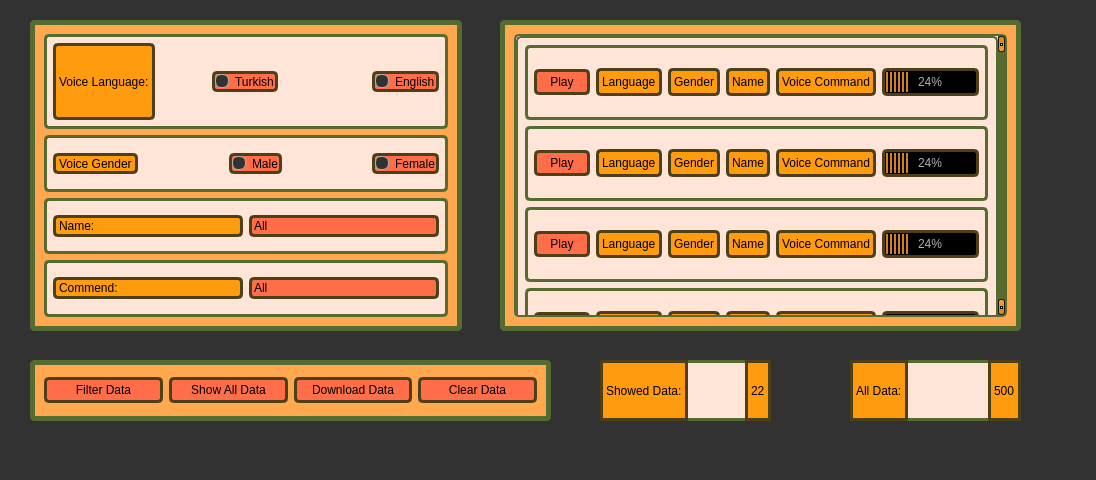
Old version of the form voiceCommandDatabase.ui in the repository turan1609/voice-command-database-creation-software-system.
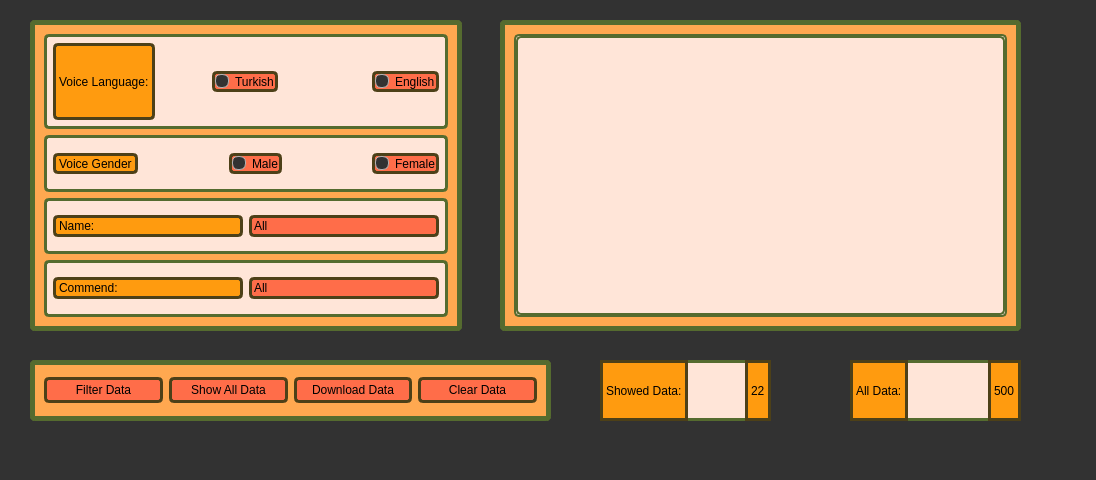
New version of the form. Icons and pictures are not drawn.

```diff
--- a/voiceCommandDatabase.ui
+++ b/voiceCommandDatabase.ui
@@ -978,582 +978,11 @@
          <rect>
           <x>0</x>
           <y>0</y>
-          <width>478</width>
-          <height>425</height>
+          <width>485</width>
+          <height>275</height>
          </rect>
         </property>
-        <layout class="QVBoxLayout" name="verticalLayout_2">
-         <item>
-          <widget class="QWidget" name="widgetCardExample" native="true">
-           <property name="sizePolicy">
-            <sizepolicy hsizetype="Fixed" vsizetype="Fixed">
-             <horstretch>0</horstretch>
-             <verstretch>0</verstretch>
-            </sizepolicy>
-           </property>
-           <property name="minimumSize">
-            <size>
-             <width>200</width>
-             <height>75</height>
-            </size>
-           </property>
-           <property name="styleSheet">
-            <string notr="true">border-style: solid;
-border-width: 3px;
-background-color: #ffe5d8;</string>
-           </property>
-           <layout class="QGridLayout" name="gridLayout_15">
-            <item row="0" column="0">
-             <layout class="QHBoxLayout" name="horizontalLayout_15">
-              <item>
-               <widget class="QPushButton" name="pushButtonCardExamplePlay">
-                <property name="cursor">
-                 <cursorShape>PointingHandCursor</cursorShape>
-                </property>
-                <property name="styleSheet">
-                 <string notr="true">QPushButton {
-border-style: solid;
-border-width: 3px;
-background-color: #ff6d49;
-border-color: #4d4018;
-color: black;
-}
-QPushButton:hover {
-    background-color: red;
-    
-}</string>
-                </property>
-                <property name="text">
-                 <string>Play</string>
-                </property>
-               </widget>
-              </item>
-              <item>
-               <layout class="QHBoxLayout" name="horizontalLayout_16">
-                <item>
-                 <widget class="QLabel" name="labelCardExampleLanguage">
-                  <property name="styleSheet">
-                   <string notr="true">background-color: #ff9b0f;
-color: black;
-border-color: #4d4018;
-</string>
-                  </property>
-                  <property name="text">
-                   <string>Language</string>
-                  </property>
-                 </widget>
-                </item>
-                <item>
-                 <widget class="QLabel" name="labelCardExampleGender">
-                  <property name="styleSheet">
-                   <string notr="true">background-color: #ff9b0f;
-color: black;
-border-color: #4d4018;</string>
-                  </property>
-                  <property name="text">
-                   <string>Gender</string>
-                  </property>
-                 </widget>
-                </item>
-                <item>
-                 <widget class="QLabel" name="labelCardExampleName">
-                  <property name="styleSheet">
-                   <string notr="true">background-color: #ff9b0f;
-color: black;
-border-color: #4d4018;</string>
-                  </property>
-                  <property name="text">
-                   <string>Name</string>
-                  </property>
-                 </widget>
-                </item>
-                <item>
-                 <widget class="QLabel" name="labelCardExampleCommend">
-                  <property name="styleSheet">
-                   <string notr="true">background-color: #ff9b0f;
-color: black;
-border-color: #4d4018;</string>
-                  </property>
-                  <property name="text">
-                   <string>Voice Command</string>
-                  </property>
-                 </widget>
-                </item>
-                <item>
-                 <widget class="QProgressBar" name="progressBarCardExample">
-                  <property name="styleSheet">
-                   <string notr="true">background-color: black;
-border-color: #4d4018;</string>
-                  </property>
-                  <property name="value">
-                   <number>24</number>
-                  </property>
-                 </widget>
-                </item>
-               </layout>
-              </item>
-             </layout>
-            </item>
-           </layout>
-          </widget>
-         </item>
-         <item>
-          <widget class="QWidget" name="widget_12" native="true">
-           <property name="sizePolicy">
-            <sizepolicy hsizetype="Fixed" vsizetype="Fixed">
-             <horstretch>0</horstretch>
-             <verstretch>0</verstretch>
-            </sizepolicy>
-           </property>
-           <property name="minimumSize">
-            <size>
-             <width>200</width>
-             <height>75</height>
-            </size>
-           </property>
-           <property name="styleSheet">
-            <string notr="true">border-style: solid;
-border-width: 3px;
-background-color: #ffe5d8;</string>
-           </property>
-           <layout class="QGridLayout" name="gridLayout_16">
-            <item row="0" column="0">
-             <layout class="QHBoxLayout" name="horizontalLayout_17">
-              <item>
-               <widget class="QPushButton" name="pushButton_13">
-                <property name="cursor">
-                 <cursorShape>PointingHandCursor</cursorShape>
-                </property>
-                <property name="styleSheet">
-                 <string notr="true">QPushButton {
-border-style: solid;
-border-width: 3px;
-background-color: #ff6d49;
-border-color: #4d4018;
-color: black;
-}
-QPushButton:hover {
-    background-color: red;
-    
-}</string>
-                </property>
-                <property name="text">
-                 <string>Play</string>
-                </property>
-               </widget>
-              </item>
-              <item>
-               <layout class="QHBoxLayout" name="horizontalLayout_18">
-                <item>
-                 <widget class="QLabel" name="label_40">
-                  <property name="styleSheet">
-                   <string notr="true">background-color: #ff9b0f;
-color: black;
-border-color: #4d4018;
-</string>
-                  </property>
-                  <property name="text">
-                   <string>Language</string>
-                  </property>
-                 </widget>
-                </item>
-                <item>
-                 <widget class="QLabel" name="label_41">
-                  <property name="styleSheet">
-                   <string notr="true">background-color: #ff9b0f;
-color: black;
-border-color: #4d4018;</string>
-                  </property>
-                  <property name="text">
-                   <string>Gender</string>
-                  </property>
-                 </widget>
-                </item>
-                <item>
-                 <widget class="QLabel" name="label_42">
-                  <property name="styleSheet">
-                   <string notr="true">background-color: #ff9b0f;
-color: black;
-border-color: #4d4018;</string>
-                  </property>
-                  <property name="text">
-                   <string>Name</string>
-                  </property>
-                 </widget>
-                </item>
-                <item>
-                 <widget class="QLabel" name="label_43">
-                  <property name="styleSheet">
-                   <string notr="true">background-color: #ff9b0f;
-color: black;
-border-color: #4d4018;</string>
-                  </property>
-                  <property name="text">
-                   <string>Voice Command</string>
-                  </property>
-                 </widget>
-                </item>
-                <item>
-                 <widget class="QProgressBar" name="progressBar_9">
-                  <property name="styleSheet">
-                   <string notr="true">background-color: black;
-border-color: #4d4018;</string>
-                  </property>
-                  <property name="value">
-                   <number>24</number>
-                  </property>
-                 </widget>
-                </item>
-               </layout>
-              </item>
-             </layout>
-            </item>
-           </layout>
-          </widget>
-         </item>
-         <item>
-          <widget class="QWidget" name="widget_13" native="true">
-           <property name="sizePolicy">
-            <sizepolicy hsizetype="Fixed" vsizetype="Fixed">
-             <horstretch>0</horstretch>
-             <verstretch>0</verstretch>
-            </sizepolicy>
-           </property>
-           <property name="minimumSize">
-            <size>
-             <width>200</width>
-             <height>75</height>
-            </size>
-           </property>
-           <property name="styleSheet">
-            <string notr="true">border-style: solid;
-border-width: 3px;
-background-color: #ffe5d8;</string>
-           </property>
-           <layout class="QGridLayout" name="gridLayout_17">
-            <item row="0" column="0">
-             <layout class="QHBoxLayout" name="horizontalLayout_19">
-              <item>
-               <widget class="QPushButton" name="pushButton_14">
-                <property name="cursor">
-                 <cursorShape>PointingHandCursor</cursorShape>
-                </property>
-                <property name="styleSheet">
-                 <string notr="true">QPushButton {
-border-style: solid;
-border-width: 3px;
-background-color: #ff6d49;
-border-color: #4d4018;
-color: black;
-}
-QPushButton:hover {
-    background-color: red;
-    
-}</string>
-                </property>
-                <property name="text">
-                 <string>Play</string>
-                </property>
-               </widget>
-              </item>
-              <item>
-               <layout class="QHBoxLayout" name="horizontalLayout_20">
-                <item>
-                 <widget class="QLabel" name="label_44">
-                  <property name="styleSheet">
-                   <string notr="true">background-color: #ff9b0f;
-color: black;
-border-color: #4d4018;
-</string>
-                  </property>
-                  <property name="text">
-                   <string>Language</string>
-                  </property>
-                 </widget>
-                </item>
-                <item>
-                 <widget class="QLabel" name="label_45">
-                  <property name="styleSheet">
-                   <string notr="true">background-color: #ff9b0f;
-color: black;
-border-color: #4d4018;</string>
-                  </property>
-                  <property name="text">
-                   <string>Gender</string>
-                  </property>
-                 </widget>
-                </item>
-                <item>
-                 <widget class="QLabel" name="label_46">
-                  <property name="styleSheet">
-                   <string notr="true">background-color: #ff9b0f;
-color: black;
-border-color: #4d4018;</string>
-                  </property>
-                  <property name="text">
-                   <string>Name</string>
-                  </property>
-                 </widget>
-                </item>
-                <item>
-                 <widget class="QLabel" name="label_47">
-                  <property name="styleSheet">
-                   <string notr="true">background-color: #ff9b0f;
-color: black;
-border-color: #4d4018;</string>
-                  </property>
-                  <property name="text">
-                   <string>Voice Command</string>
-                  </property>
-                 </widget>
-                </item>
-                <item>
-                 <widget class="QProgressBar" name="progressBar_10">
-                  <property name="styleSheet">
-                   <string notr="true">background-color: black;
-border-color: #4d4018;</string>
-                  </property>
-                  <property name="value">
-                   <number>24</number>
-                  </property>
-                 </widget>
-                </item>
-               </layout>
-              </item>
-             </layout>
-            </item>
-           </layout>
-          </widget>
-         </item>
-         <item>
-          <widget class="QWidget" name="widget_14" native="true">
-           <property name="sizePolicy">
-            <sizepolicy hsizetype="Fixed" vsizetype="Fixed">
-             <horstretch>0</horstretch>
-             <verstretch>0</verstretch>
-            </sizepolicy>
-           </property>
-           <property name="minimumSize">
-            <size>
-             <width>200</width>
-             <height>75</height>
-            </size>
-           </property>
-           <property name="styleSheet">
-            <string notr="true">border-style: solid;
-border-width: 3px;
-background-color: #ffe5d8;</string>
-           </property>
-           <layout class="QGridLayout" name="gridLayout_18">
-            <item row="0" column="0">
-             <layout class="QHBoxLayout" name="horizontalLayout_23">
-              <item>
-               <widget class="QPushButton" name="pushButton_15">
-                <property name="cursor">
-                 <cursorShape>PointingHandCursor</cursorShape>
-                </property>
-                <property name="styleSheet">
-                 <string notr="true">QPushButton {
-border-style: solid;
-border-width: 3px;
-background-color: #ff6d49;
-border-color: #4d4018;
-color: black;
-}
-QPushButton:hover {
-    background-color: red;
-    
-}</string>
-                </property>
-                <property name="text">
-                 <string>Play</string>
-                </property>
-               </widget>
-              </item>
-              <item>
-               <layout class="QHBoxLayout" name="horizontalLayout_24">
-                <item>
-                 <widget class="QLabel" name="label_48">
-                  <property name="styleSheet">
-                   <string notr="true">background-color: #ff9b0f;
-color: black;
-border-color: #4d4018;
-</string>
-                  </property>
-                  <property name="text">
-                   <string>Language</string>
-                  </property>
-                 </widget>
-                </item>
-                <item>
-                 <widget class="QLabel" name="label_49">
-                  <property name="styleSheet">
-                   <string notr="true">background-color: #ff9b0f;
-color: black;
-border-color: #4d4018;</string>
-                  </property>
-                  <property name="text">
-                   <string>Gender</string>
-                  </property>
-                 </widget>
-                </item>
-                <item>
-                 <widget class="QLabel" name="label_50">
-                  <property name="styleSheet">
-                   <string notr="true">background-color: #ff9b0f;
-color: black;
-border-color: #4d4018;</string>
-                  </property>
-                  <property name="text">
-                   <string>Name</string>
-                  </property>
-                 </widget>
-                </item>
-                <item>
-                 <widget class="QLabel" name="label_51">
-                  <property name="styleSheet">
-                   <string notr="true">background-color: #ff9b0f;
-color: black;
-border-color: #4d4018;</string>
-                  </property>
-                  <property name="text">
-                   <string>Voice Command</string>
-                  </property>
-                 </widget>
-                </item>
-                <item>
-                 <widget class="QProgressBar" name="progressBar_11">
-                  <property name="styleSheet">
-                   <string notr="true">background-color: black;
-border-color: #4d4018;</string>
-                  </property>
-                  <property name="value">
-                   <number>24</number>
-                  </property>
-                 </widget>
-                </item>
-               </layout>
-              </item>
-             </layout>
-            </item>
-           </layout>
-          </widget>
-         </item>
-         <item>
-          <widget class="QWidget" name="widget_15" native="true">
-           <property name="sizePolicy">
-            <sizepolicy hsizetype="Fixed" vsizetype="Fixed">
-             <horstretch>0</horstretch>
-             <verstretch>0</verstretch>
-            </sizepolicy>
-           </property>
-           <property name="minimumSize">
-            <size>
-             <width>200</width>
-             <height>75</height>
-            </size>
-           </property>
-           <property name="styleSheet">
-            <string notr="true">border-style: solid;
-border-width: 3px;
-background-color: #ffe5d8;</string>
-           </property>
-           <layout class="QGridLayout" name="gridLayout_19">
-            <item row="0" column="0">
-             <layout class="QHBoxLayout" name="horizontalLayout_25">
-              <item>
-               <widget class="QPushButton" name="pushButton_16">
-                <property name="cursor">
-                 <cursorShape>PointingHandCursor</cursorShape>
-                </property>
-                <property name="styleSheet">
-                 <string notr="true">QPushButton {
-border-style: solid;
-border-width: 3px;
-background-color: #ff6d49;
-border-color: #4d4018;
-color: black;
-}
-QPushButton:hover {
-    background-color: red;
-    
-}</string>
-                </property>
-                <property name="text">
-                 <string>Play</string>
-                </property>
-               </widget>
-              </item>
-              <item>
-               <layout class="QHBoxLayout" name="horizontalLayout_26">
-                <item>
-                 <widget class="QLabel" name="label_52">
-                  <property name="styleSheet">
-                   <string notr="true">background-color: #ff9b0f;
-color: black;
-border-color: #4d4018;
-</string>
-                  </property>
-                  <property name="text">
-                   <string>Language</string>
-                  </property>
-                 </widget>
-                </item>
-                <item>
-                 <widget class="QLabel" name="label_53">
-                  <property name="styleSheet">
-                   <string notr="true">background-color: #ff9b0f;
-color: black;
-border-color: #4d4018;</string>
-                  </property>
-                  <property name="text">
-                   <string>Gender</string>
-                  </property>
-                 </widget>
-                </item>
-                <item>
-                 <widget class="QLabel" name="label_54">
-                  <property name="styleSheet">
-                   <string notr="true">background-color: #ff9b0f;
-color: black;
-border-color: #4d4018;</string>
-                  </property>
-                  <property name="text">
-                   <string>Name</string>
-                  </property>
-                 </widget>
-                </item>
-                <item>
-                 <widget class="QLabel" name="label_55">
-                  <property name="styleSheet">
-                   <string notr="true">background-color: #ff9b0f;
-color: black;
-border-color: #4d4018;</string>
-                  </property>
-                  <property name="text">
-                   <string>Voice Command</string>
-                  </property>
-                 </widget>
-                </item>
-                <item>
-                 <widget class="QProgressBar" name="progressBar_12">
-                  <property name="styleSheet">
-                   <string notr="true">background-color: black;
-border-color: #4d4018;</string>
-                  </property>
-                  <property name="value">
-                   <number>24</number>
-                  </property>
-                 </widget>
-                </item>
-               </layout>
-              </item>
-             </layout>
-            </item>
-           </layout>
-          </widget>
-         </item>
-        </layout>
+        <layout class="QVBoxLayout" name="verticalLayout_2"/>
        </widget>
       </widget>
      </item>
```
